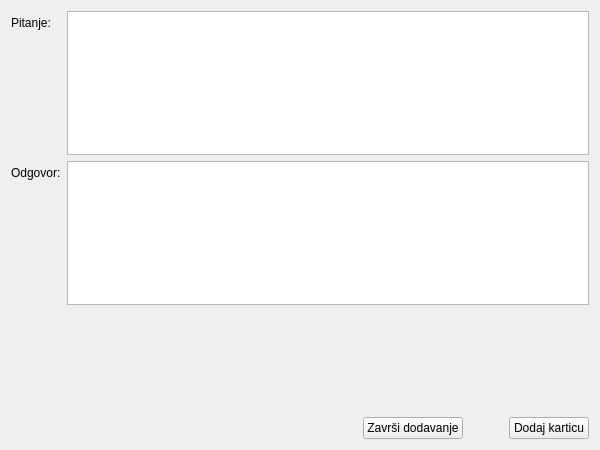
bogdans55/StudySphere, file app/forms/createdeckwindow.ui: the form before one commit.
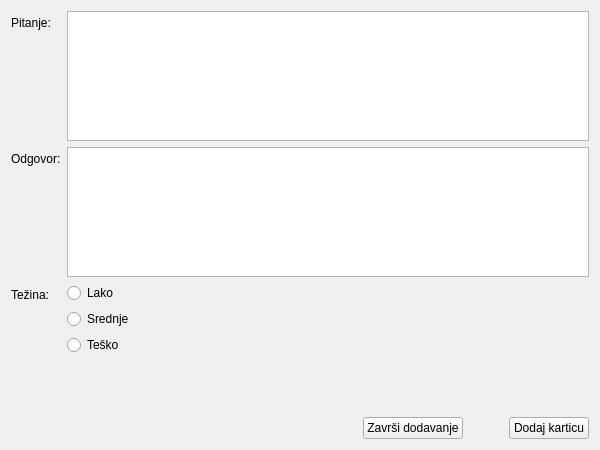
The form after the commit.

Commit message: Added radiobuttons for question difficulty

```diff
--- a/app/forms/createdeckwindow.ui
+++ b/app/forms/createdeckwindow.ui
@@ -36,7 +36,7 @@
      <item row="1" column="1">
       <widget class="QTextEdit" name="answerTextEdit"/>
      </item>
-     <item row="2" column="1">
+     <item row="4" column="1">
       <spacer name="verticalSpacer_2">
        <property name="orientation">
         <enum>Qt::Vertical</enum>
@@ -47,11 +47,43 @@
        <property name="sizeHint" stdset="0">
         <size>
          <width>20</width>
-         <height>100</height>
+         <height>50</height>
         </size>
        </property>
       </spacer>
      </item>
+     <item row="2" column="1">
+      <layout class="QVBoxLayout" name="verticalLayout">
+       <item>
+        <widget class="QRadioButton" name="easyRadioButton">
+         <property name="text">
+          <string>Lako</string>
+         </property>
+        </widget>
+       </item>
+       <item>
+        <widget class="QRadioButton" name="mediumRadioButton">
+         <property name="text">
+          <string>Srednje</string>
+         </property>
+        </widget>
+       </item>
+       <item>
+        <widget class="QRadioButton" name="hardRadioButton">
+         <property name="text">
+          <string>Teško</string>
+         </property>
+        </widget>
+       </item>
+      </layout>
+     </item>
+     <item row="2" column="0">
+      <widget class="QLabel" name="label_3">
+       <property name="text">
+        <string>Težina:</string>
+       </property>
+      </widget>
+     </item>
     </layout>
    </item>
    <item>
```
The commit also changes 2 other files.
